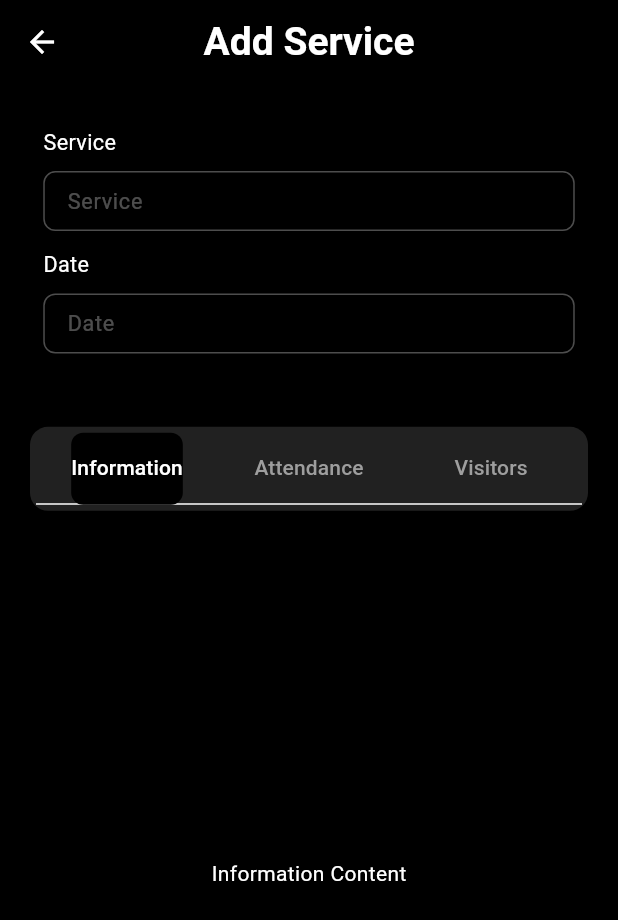
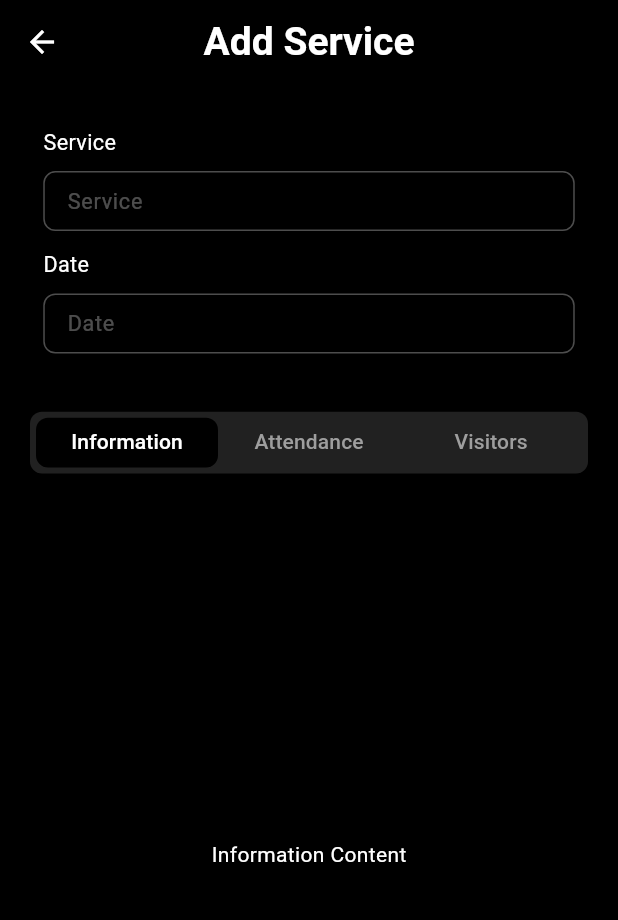
Before and after one commit to drxerxes1/attendance, a Flutter app: the screen it shows after launch, after a tap on the "add" icon, on a phone screen of 412 x 824 dp. Shown: the top 920 px of the screen. Run offline on Flutter 3.47's test engine with Material 3 defaults, Android fonts, the light colour scheme and no system bars; our stand-ins replace cloud_firestore, firebase_core, get, hive; accounts and stored records are empty; statements that could not run were skipped.

Commit message:
Service Screen

```diff
--- /dev/null
+++ b/lib/screen/features/add/attendance.dart
@@ -0,0 +1,10 @@
+import 'package:flutter/material.dart';
+
+class AddAttendance extends StatelessWidget {
+  const AddAttendance({super.key});
+
+  @override
+  Widget build(BuildContext context) {
+    return const Center(child: Text("Attendance Content"));
+  }
+}
--- /dev/null
+++ b/lib/screen/features/add/information.dart
@@ -0,0 +1,10 @@
+import 'package:flutter/material.dart';
+
+class AddInformation extends StatelessWidget {
+  const AddInformation({super.key});
+
+  @override
+  Widget build(BuildContext context) {
+    return const Center(child: Text("Information Content"));
+  }
+}
--- /dev/null
+++ b/lib/screen/features/add/visitors.dart
@@ -0,0 +1,10 @@
+import 'package:flutter/material.dart';
+
+class AddVisitors extends StatelessWidget {
+  const AddVisitors({super.key});
+
+  @override
+  Widget build(BuildContext context) {
+    return const Center(child: Text("Visitors Content"));
+  }
+}
--- a/lib/screen/home_screen.dart
+++ b/lib/screen/home_screen.dart
@@ -6,7 +6,7 @@ import 'package:flutter/material.dart';
 import 'package:flutter/services.dart';
 import 'package:get/get.dart';
 
-import 'service_screen/add_information.dart';
+import 'service_screen/service.dart';
 
 class HomeScreen extends StatefulWidget {
   const HomeScreen({super.key});
@@ -124,7 +124,7 @@ class _HomeScreenState extends State<HomeScreen> {
       ),
       floatingActionButton: FloatingActionButton(
         onPressed: () {
-          Get.to(() => const AddServiceScreen());
+          Get.to(() => const ServiceScreen());
         },
         shape: const CircleBorder(),
         backgroundColor: primaryColor,
--- a/lib/screen/service_screen/add_information.dart
+++ b/lib/screen/service_screen/service.dart
@@ -1,16 +1,19 @@
 import 'package:attendance/helper/global.dart';
 import 'package:attendance/helper/widgets/custom_app_bar.dart';
 import 'package:attendance/helper/widgets/custom_text_field.dart';
+import 'package:attendance/screen/features/add/attendance.dart';
+import 'package:attendance/screen/features/add/information.dart';
+import 'package:attendance/screen/features/add/visitors.dart';
 import 'package:flutter/material.dart';
 
-class AddServiceScreen extends StatefulWidget {
-  const AddServiceScreen({super.key});
+class ServiceScreen extends StatefulWidget {
+  const ServiceScreen({super.key});
 
   @override
-  State<AddServiceScreen> createState() => _AddServiceScreenState();
+  State<ServiceScreen> createState() => _ServiceScreenState();
 }
 
-class _AddServiceScreenState extends State<AddServiceScreen>
+class _ServiceScreenState extends State<ServiceScreen>
     with TickerProviderStateMixin {
   late TabController _tabController;
   final TextEditingController serviceController = TextEditingController();
@@ -57,17 +60,19 @@ class _AddServiceScreenState extends State<AddServiceScreen>
                 ),
               ),
 
-              const SizedBox(height: 20),
+              const SizedBox(height: 10),
 
-              // Tab bar with rounded indicator
               Container(
+                height: mq.width * 0.1,
                 margin: const EdgeInsets.symmetric(horizontal: 20),
                 padding: const EdgeInsets.all(4),
                 decoration: BoxDecoration(
                   color: Colors.grey[900],
-                  borderRadius: BorderRadius.circular(12),
+                  borderRadius: BorderRadius.circular(8),
                 ),
                 child: TabBar(
+                  indicatorSize: TabBarIndicatorSize.tab,
+                  dividerColor: Colors.transparent,
                   controller: _tabController,
                   indicator: BoxDecoration(
                     color: Colors.black,
@@ -83,14 +88,13 @@ class _AddServiceScreenState extends State<AddServiceScreen>
                 ),
               ),
 
-              // Tab content (optional for now)
               Expanded(
                 child: TabBarView(
                   controller: _tabController,
                   children: const [
-                    Center(child: Text("Information Content")),
-                    Center(child: Text("Attendance Content")),
-                    Center(child: Text("Visitors Content")),
+                    AddInformation(),
+                    AddAttendance(),
+                    AddVisitors(),
                   ],
                 ),
               ),
```
